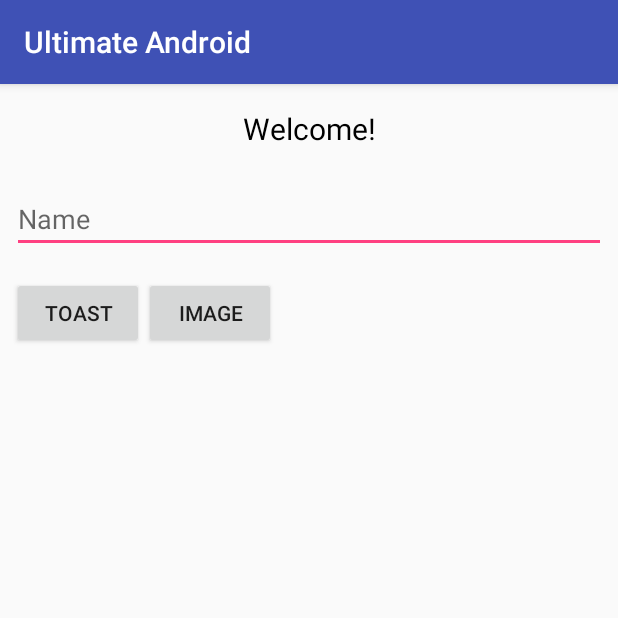
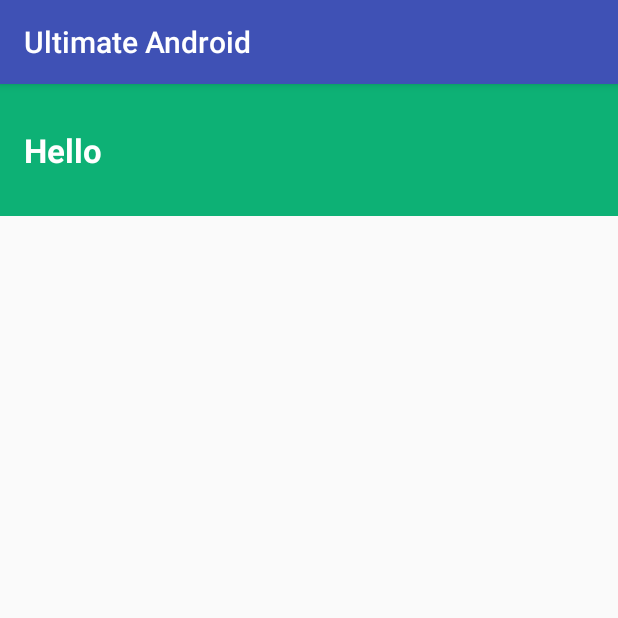
Before and after one commit to SnehPandya18/UltimateAndroid, an Android app: the screen it shows after launch (MainActivity), on a phone screen of 412 x 824 dp, the top half of it. Run offline under Robolectric (Android 15) with nearby library versions, the phone set to English and light mode, and no system bars.

Commit message:
Add: WidgetsActivity, Custom Style, Update: MainActivity

```diff
--- a/app/src/main/AndroidManifest.xml
+++ b/app/src/main/AndroidManifest.xml
@@ -18,10 +18,14 @@
             </intent-filter>
         </activity>
         <activity
-            android:name=".MainActivity" />
+            android:name=".MainActivity"/>
         <activity
             android:name=".ImageActivity"
             android:label="@string/app_name"
+            android:parentActivityName=".WidgetsActivity"/>
+        <activity
+            android:name=".WidgetsActivity"
+            android:label="@string/widgets"
             android:parentActivityName=".MainActivity"/>
     </application>
 </manifest>
--- a/app/src/main/java/com/snehpandya/ultimateandroid/MainActivity.java
+++ b/app/src/main/java/com/snehpandya/ultimateandroid/MainActivity.java
@@ -4,33 +4,21 @@ import android.content.Intent;
 import android.support.v7.app.AppCompatActivity;
 import android.os.Bundle;
 import android.view.View;
-import android.widget.Button;
-import android.widget.EditText;
-import android.widget.Toast;
+import android.widget.TextView;
 
 public class MainActivity extends AppCompatActivity {
 
     @Override
-    protected void onCreate(Bundle savedInstanceState) {
+    protected void onCreate(final Bundle savedInstanceState) {
         super.onCreate(savedInstanceState);
         setContentView(R.layout.activity_main);
 
-        Button button1 = (Button) findViewById(R.id.button1);
-        button1.setOnClickListener(new View.OnClickListener() {
+        TextView widgets = (TextView) findViewById(R.id.widgets);
+        widgets.setOnClickListener(new View.OnClickListener() {
             @Override
             public void onClick(View v) {
-                EditText editText = (EditText) findViewById(R.id.edittext);
-                String eText = editText.getText().toString();
-                Toast.makeText(MainActivity.this, "Hey " + eText + "!", Toast.LENGTH_SHORT).show();
-            }
-        });
-
-        Button button2 = (Button) findViewById(R.id.button2);
-        button2.setOnClickListener(new View.OnClickListener() {
-            @Override
-            public void onClick(View v) {
-                Intent i = new Intent(MainActivity.this, ImageActivity.class);
-                startActivity(i);
+                Intent widgetsIntent = new Intent(MainActivity.this, WidgetsActivity.class);
+                startActivity(widgetsIntent);
             }
         });
     }
--- a/app/src/main/res/layout/activity_main.xml
+++ b/app/src/main/res/layout/activity_main.xml
@@ -7,40 +7,10 @@
     tools:context="com.snehpandya.ultimateandroid.MainActivity">
 
     <TextView
-        android:id="@+id/textview"
-        android:layout_width="match_parent"
-        android:layout_height="wrap_content"
-        android:layout_margin="8dp"
-        android:padding="8dp"
-        android:text="@string/welcome"
-        android:textAlignment="center"
-        android:textColor="#000"
-        android:textSize="20sp"/>
+        android:id="@+id/widgets"
+        style="@style/CategoryStyle"
+        android:background="#0db175"
+        android:textAppearance="?android:attr/textAppearanceLarge"
+        android:text="Hello" />
 
-    <EditText
-        android:id="@+id/edittext"
-        android:layout_width="match_parent"
-        android:layout_height="wrap_content"
-        android:layout_below="@id/textview"
-        android:layout_margin="8dp"
-        android:hint="@string/name"/>
-
-    <LinearLayout
-        android:layout_width="match_parent"
-        android:layout_height="wrap_content"
-        android:layout_below="@id/edittext"
-        android:layout_margin="8dp">
-
-        <Button
-            android:id="@+id/button1"
-            android:layout_width="wrap_content"
-            android:layout_height="wrap_content"
-            android:text="@string/toast"/>
-
-        <Button
-            android:id="@+id/button2"
-            android:layout_width="wrap_content"
-            android:layout_height="wrap_content"
-            android:text="@string/image"/>
-    </LinearLayout>
 </RelativeLayout>
--- a/app/src/main/res/values/colors.xml
+++ b/app/src/main/res/values/colors.xml
@@ -3,4 +3,5 @@
     <color name="colorPrimary">#3F51B5</color>
     <color name="colorPrimaryDark">#303F9F</color>
     <color name="colorAccent">#FF4081</color>
+    <color name="tVColor">#000000</color>
 </resources>
--- a/app/src/main/res/values/strings.xml
+++ b/app/src/main/res/values/strings.xml
@@ -5,4 +5,5 @@
     <string name="image">IMAGE</string>
     <string name="name">Name</string>
     <string name="welcome">Welcome!</string>
+    <string name="widgets">Widgets</string>
 </resources>
--- a/app/src/main/res/values/styles.xml
+++ b/app/src/main/res/values/styles.xml
@@ -11,4 +11,14 @@
     <style name="SplashTheme" parent="Theme.AppCompat.NoActionBar">
         <item name="android:windowBackground">@drawable/splash_background</item>
     </style>
+
+    <style name="CategoryStyle">
+        <item name="android:layout_width">match_parent</item>
+        <item name="android:layout_height">88dp</item>
+        <item name="android:gravity">center_vertical</item>
+        <item name="android:padding">16dp</item>
+        <item name="android:textColor">@android:color/white</item>
+        <item name="android:textStyle">bold</item>
+        <item name="android:textAppearance">?android:textAppearanceMedium</item>
+    </style>
 </resources>
```
Also changed, not shown: app/src/main/java/com/snehpandya/ultimateandroid/WidgetsActivity.java (added, +36 -0 lines), app/src/main/res/layout/activity_widgets.xml (added, +49 -0 lines).
